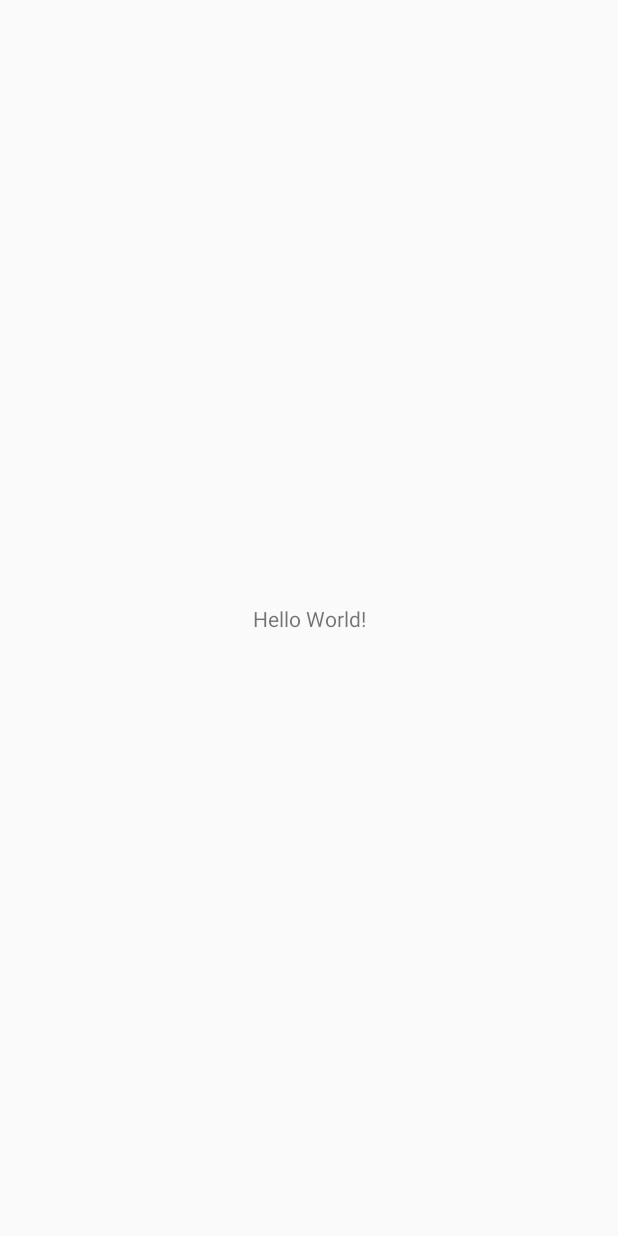
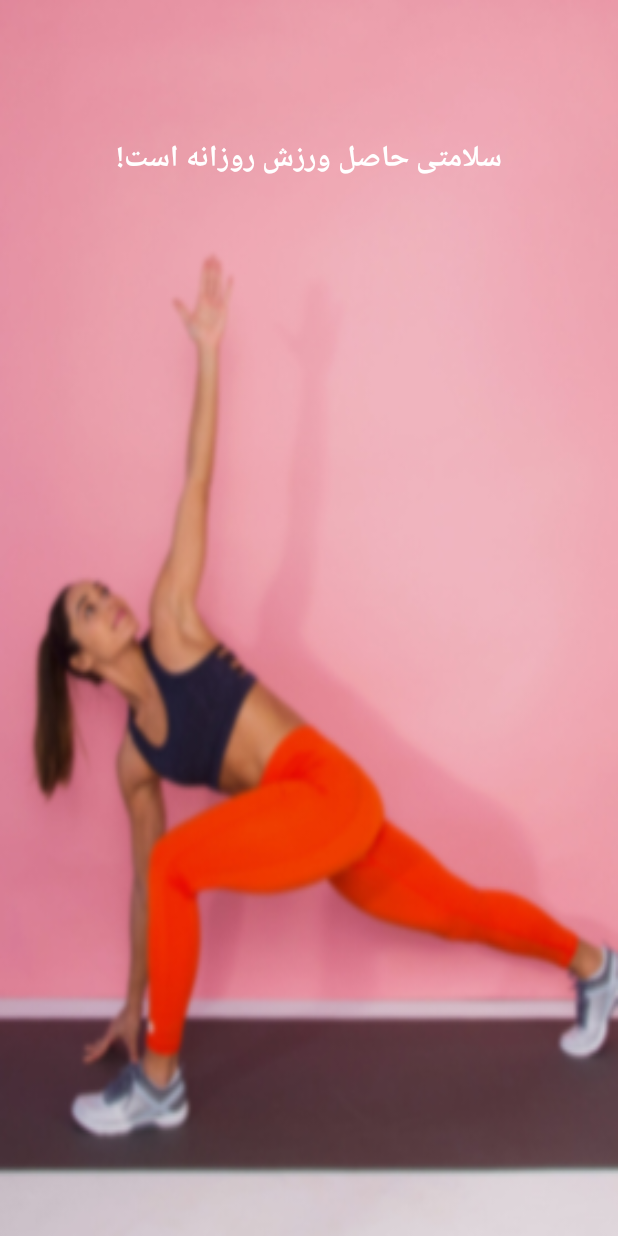
Before and after one commit to valiamin21/fitness_app, an Android app: the screen it shows after launch (MainActivity before the commit, SplashActivity after it), on a phone screen of 412 x 824 dp. Before the commit the screen is almost empty. Run offline under Robolectric (Android 15) with nearby library versions, the phone set to English and light mode, and no system bars.

Commit message:
making splash screen

```diff
--- a/app/src/main/AndroidManifest.xml
+++ b/app/src/main/AndroidManifest.xml
@@ -9,7 +9,7 @@
         android:roundIcon="@mipmap/ic_launcher_round"
         android:supportsRtl="true"
         android:theme="@style/AppTheme">
-        <activity android:name=".MainActivity">
+        <activity android:name=".SplashActivity">
             <intent-filter>
                 <action android:name="android.intent.action.MAIN" />
 
--- a/app/src/main/java/ir/proglovving/fitapp/MainActivity.java
+++ b/app/src/main/java/ir/proglovving/fitapp/SplashActivity.java
@@ -3,11 +3,13 @@ package ir.proglovving.fitapp;
 import androidx.appcompat.app.AppCompatActivity;
 
 import android.os.Bundle;
+import android.view.WindowManager;
 
-public class MainActivity extends AppCompatActivity {
+public class SplashActivity extends AppCompatActivity {
 
     @Override
     protected void onCreate(Bundle savedInstanceState) {
+        getWindow().setFlags(WindowManager.LayoutParams.FLAG_FULLSCREEN,WindowManager.LayoutParams.FLAG_FULLSCREEN);
         super.onCreate(savedInstanceState);
         setContentView(R.layout.activity_main);
     }
--- a/app/src/main/res/layout/activity_main.xml
+++ b/app/src/main/res/layout/activity_main.xml
@@ -4,15 +4,26 @@
     xmlns:tools="http://schemas.android.com/tools"
     android:layout_width="match_parent"
     android:layout_height="match_parent"
-    tools:context=".MainActivity">
+    tools:context=".SplashActivity"
+    android:background="@drawable/splash_image">
 
     <TextView
+        android:id="@+id/motivation_sentence_tv"
         android:layout_width="wrap_content"
         android:layout_height="wrap_content"
-        android:text="Hello World!"
-        app:layout_constraintBottom_toBottomOf="parent"
-        app:layout_constraintLeft_toLeftOf="parent"
-        app:layout_constraintRight_toRightOf="parent"
-        app:layout_constraintTop_toTopOf="parent" />
+        android:text="سلامتی حاصل ورزش روزانه است!"
+        android:textSize="@dimen/standard_font_size_very_large"
+        app:layout_constraintBottom_toTopOf="@+id/guideline"
+        app:layout_constraintEnd_toEndOf="parent"
+        app:layout_constraintStart_toStartOf="parent"
+        android:textColor="@color/splashTextColor"
+        android:textStyle="bold"/>
+
+    <androidx.constraintlayout.widget.Guideline
+        android:id="@+id/guideline"
+        android:layout_width="wrap_content"
+        android:layout_height="wrap_content"
+        android:orientation="horizontal"
+        app:layout_constraintGuide_percent="0.15" />
 
 </androidx.constraintlayout.widget.ConstraintLayout>
--- a/app/src/main/res/values/colors.xml
+++ b/app/src/main/res/values/colors.xml
@@ -3,4 +3,6 @@
     <color name="colorPrimary">#6200EE</color>
     <color name="colorPrimaryDark">#3700B3</color>
     <color name="colorAccent">#03DAC5</color>
+
+    <color name="splashTextColor">@android:color/white</color>
 </resources>
```
